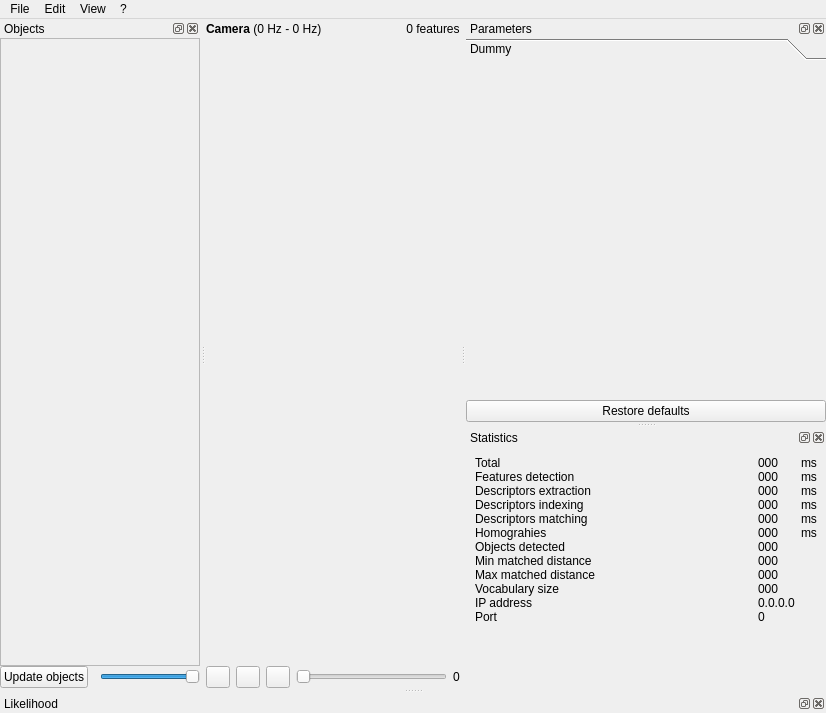
The window that src/ui/mainWindow.ui (introlab/find-object) describes before a commit, drawn with Qt 5.
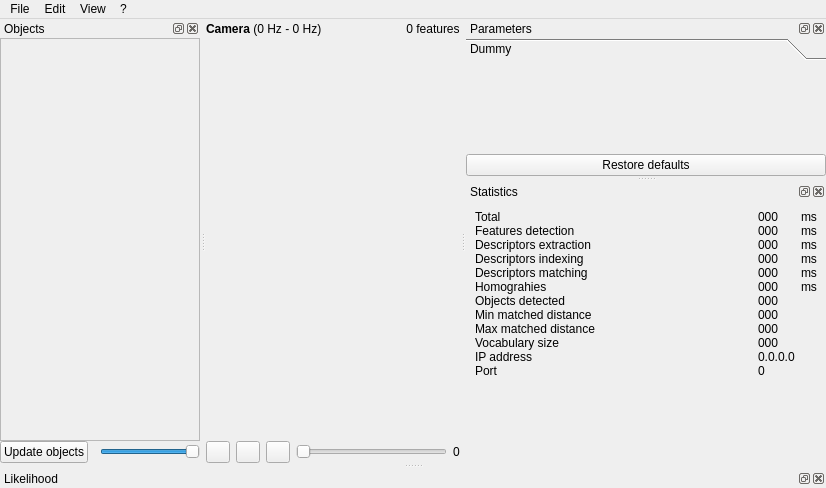
The same window after the commit. Icons and pictures are not drawn. Custom widgets are drawn as their Qt base class.

Commit message: resized init main window height

```diff
--- a/src/ui/mainWindow.ui
+++ b/src/ui/mainWindow.ui
@@ -7,7 +7,7 @@
     <x>0</x>
     <y>0</y>
     <width>826</width>
-    <height>713</height>
+    <height>488</height>
    </rect>
   </property>
   <property name="windowTitle">
@@ -107,9 +107,6 @@
       <item>
        <widget class="QWidget" name="widget_controls" native="true">
         <layout class="QHBoxLayout" name="horizontalLayout_4">
-         <property name="spacing">
-          <number>6</number>
-         </property>
          <property name="margin">
           <number>0</number>
          </property>
@@ -258,7 +255,7 @@
    <property name="minimumSize">
     <size>
      <width>360</width>
-     <height>380</height>
+     <height>100</height>
     </size>
    </property>
    <property name="floating">
@@ -288,8 +285,8 @@
          <rect>
           <x>0</x>
           <y>0</y>
-          <width>360</width>
-          <height>297</height>
+          <width>348</width>
+          <height>76</height>
          </rect>
         </property>
         <attribute name="label">
@@ -346,8 +343,8 @@
          <rect>
           <x>0</x>
           <y>0</y>
-          <width>198</width>
-          <height>583</height>
+          <width>199</width>
+          <height>361</height>
          </rect>
         </property>
         <layout class="QVBoxLayout" name="verticalLayout_objects">
```
Left out of the diff: 2 changed lines with no effect on the pictures.
